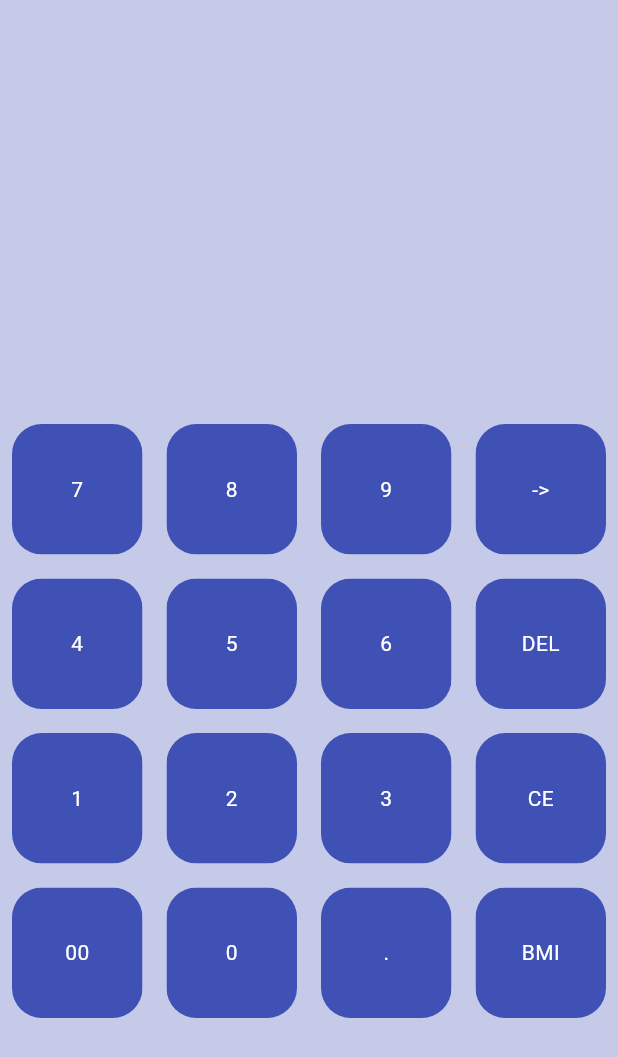
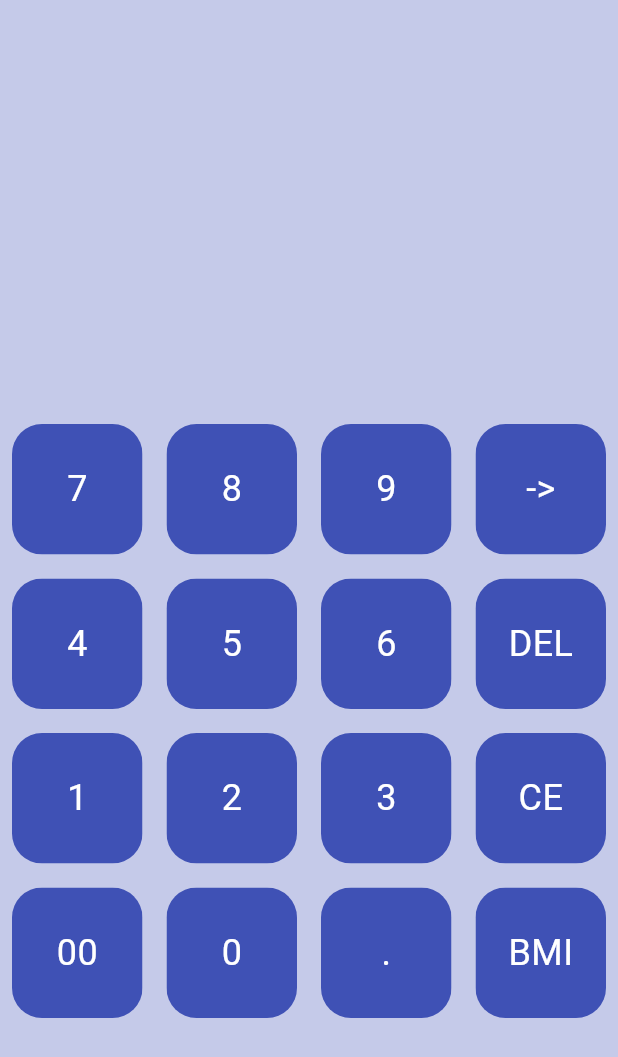
Before and after one commit to Davazano/BMI_Calculator, a Flutter app: the screen it shows after launch, on a phone screen of 412 x 824 dp. Shown: the top 1057 px of the screen. Run offline on Flutter 3.47's test engine with Material 3 defaults, Android fonts, the phone set to English and light mode, and no system bars.

Commit message:
Increased font of button text

```diff
--- a/lib/cal_widgets/cal_buttons.dart
+++ b/lib/cal_widgets/cal_buttons.dart
@@ -19,7 +19,7 @@ class CalButton extends StatelessWidget {
           child: Center(
             child: Text(
               buttonText,
-              style: TextStyle(color: textColor),
+              style: TextStyle(color: textColor, fontSize: 24),
             ),
           ),
         ),
```
